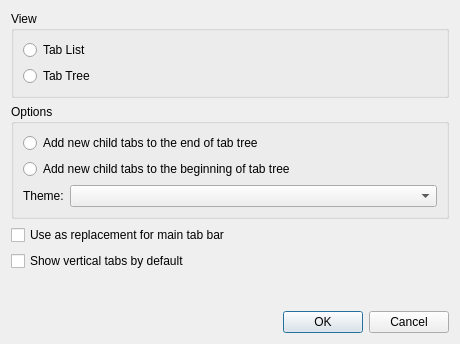
Before: the Qt Designer form src/plugins/VerticalTabs/verticaltabssettings.ui in calvin-fisher/falkon, drawn with Qt 5.
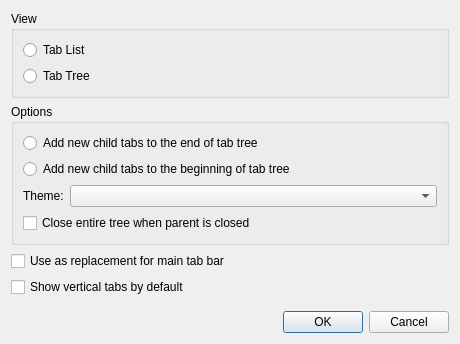
After: the same form once the commit is applied.

Commit message: Added setting to close entire tree

```diff
--- a/src/plugins/VerticalTabs/verticaltabssettings.ui
+++ b/src/plugins/VerticalTabs/verticaltabssettings.ui
@@ -67,6 +67,13 @@
       <item row="2" column="1">
        <widget class="QComboBox" name="theme"/>
       </item>
+      <item row="3" column="0" colspan="2">
+       <widget class="QCheckBox" name="closeEntireTree">
+        <property name="text">
+         <string>Close entire tree when parent is closed</string>
+        </property>
+       </widget>
+      </item>
      </layout>
     </widget>
    </item>
```
The commit also changes 3 other files.
